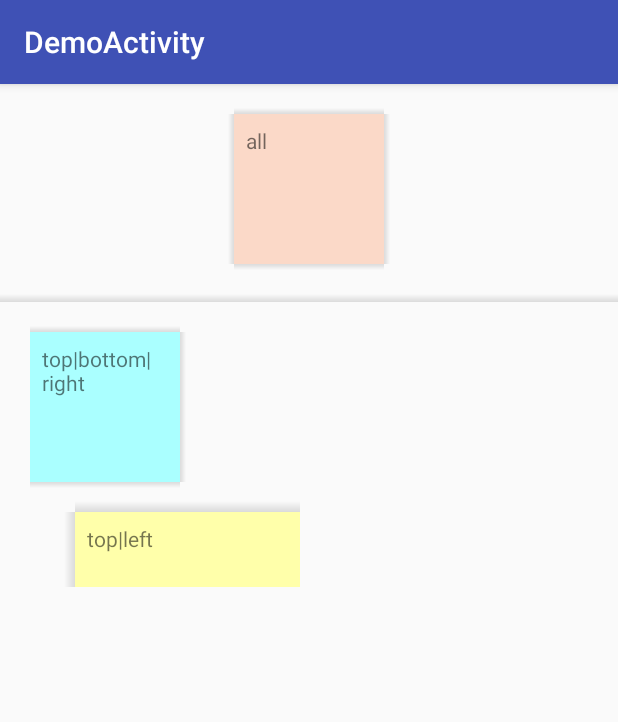
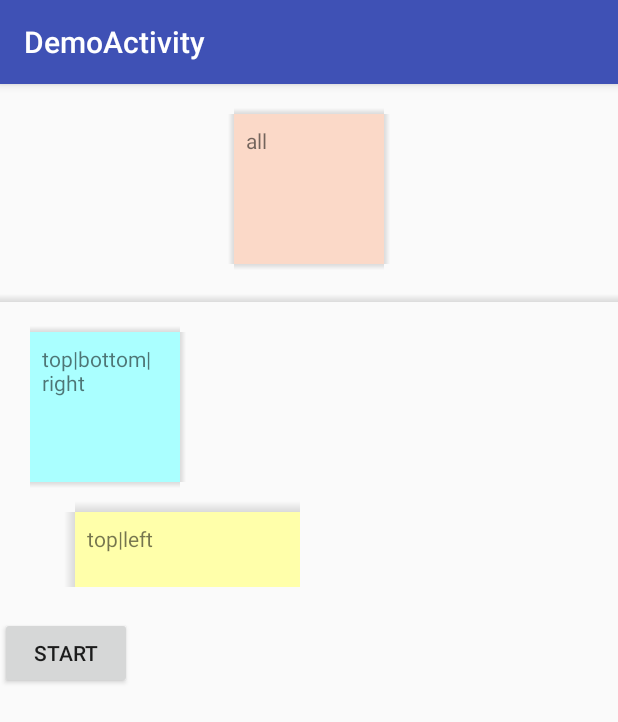
Before and after one commit to jcraane/androidi, an Android app: the screen it shows after launch (DemoActivity), on a phone screen of 412 x 824 dp. Shown: the top 722 px of the screen. Run offline under Robolectric (Android 15) with nearby library versions, the phone set to English and light mode, and no system bars.

```diff
--- a/demo/src/main/res/layout/activity_demo.xml
+++ b/demo/src/main/res/layout/activity_demo.xml
@@ -22,6 +22,7 @@
     </android.support.design.widget.AppBarLayout>
 
     <nl.capaxit.androidilib.ui.shadow.ShadowWrapperFrameLayout
+        android:id="@+id/shadowFrameLayout"
         android:layout_marginTop="20dp"
         android:layout_width="100dp"
         android:layout_height="100dp"
@@ -71,4 +72,10 @@
             android:text="top|left"/>
     </nl.capaxit.androidilib.ui.shadow.ShadowWrapperFrameLayout>
 
+    <Button
+        android:id="@+id/start"
+        android:layout_marginTop="20dp"
+        android:layout_width="wrap_content"
+        android:layout_height="wrap_content"
+        android:text="start"/>
 </LinearLayout>
--- a/lib/src/main/java/nl/capaxit/androidilib/ui/shadow/ShadowWrapperFrameLayout.java
+++ b/lib/src/main/java/nl/capaxit/androidilib/ui/shadow/ShadowWrapperFrameLayout.java
@@ -141,4 +141,10 @@ public final class ShadowWrapperFrameLayout extends FrameLayout {
         edgePaint.setShader(corner.getRadialGradient(getWidth(), getHeight(), shadowHeight, gradientColors));
         canvas.drawArc(new RectF(corner.getCornerRect(getWidth(), getHeight(), shadowHeight)), startAngle, (float) ShadowWrapperFrameLayout.CORNER_SHADOW_SWEEP_ANGLE, true, edgePaint);
     }
+
+    public void setShadowHeight(final int shadowHeight) {
+        this.shadowHeight = shadowHeight;
+        invalidate();
+        requestLayout();
+    }
 }
```
Also changed, not shown: demo/src/main/java/nl/capaxit/androidi/DemoActivity.java (+31 -0 lines).
